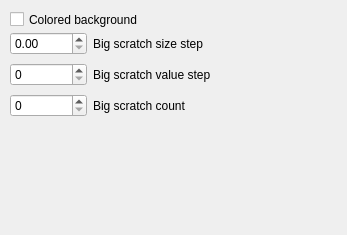
Above: src/ui/hud2/HUD2FormHorizon.ui from mavlink/qgroundcontrol before the change. Below: the same form after it.
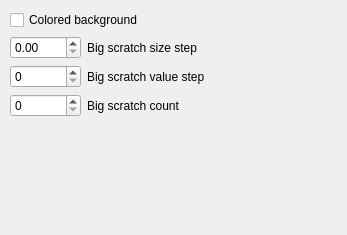
That is the form after the change.

Commit message: HUD2. Cosmetical improvements in GUI

Patch:
```diff
--- a/src/ui/hud2/HUD2FormHorizon.ui
+++ b/src/ui/hud2/HUD2FormHorizon.ui
@@ -13,28 +13,24 @@
   <property name="windowTitle">
    <string>Form</string>
   </property>
-  <widget class="QCheckBox" name="checkBox">
+  <widget class="QWidget" name="verticalLayoutWidget">
    <property name="geometry">
     <rect>
      <x>10</x>
      <y>10</y>
-     <width>171</width>
-     <height>19</height>
+     <width>195</width>
+     <height>191</height>
     </rect>
    </property>
+   <layout class="QVBoxLayout" name="verticalLayout">
+    <item>
+     <widget class="QCheckBox" name="checkBox">
    <property name="text">
     <string>Colored background</string>
    </property>
   </widget>
-  <widget class="QWidget" name="gridLayoutWidget">
-   <property name="geometry">
-    <rect>
-     <x>10</x>
-     <y>30</y>
-     <width>201</width>
-     <height>91</height>
-    </rect>
-   </property>
+    </item>
+    <item>
    <layout class="QGridLayout" name="gridLayout">
     <item row="2" column="1">
      <widget class="QLabel" name="label_4">
@@ -77,6 +73,21 @@
        <string>Big scratch value step</string>
       </property>
      </widget>
+      </item>
+     </layout>
+    </item>
+    <item>
+     <spacer name="verticalSpacer">
+      <property name="orientation">
+       <enum>Qt::Vertical</enum>
+      </property>
+      <property name="sizeHint" stdset="0">
+       <size>
+        <width>20</width>
+        <height>40</height>
+       </size>
+      </property>
+     </spacer>
     </item>
    </layout>
   </widget>
```
Lines whose indentation alone changed are shown as unchanged. The commit also changes 4 other files.
